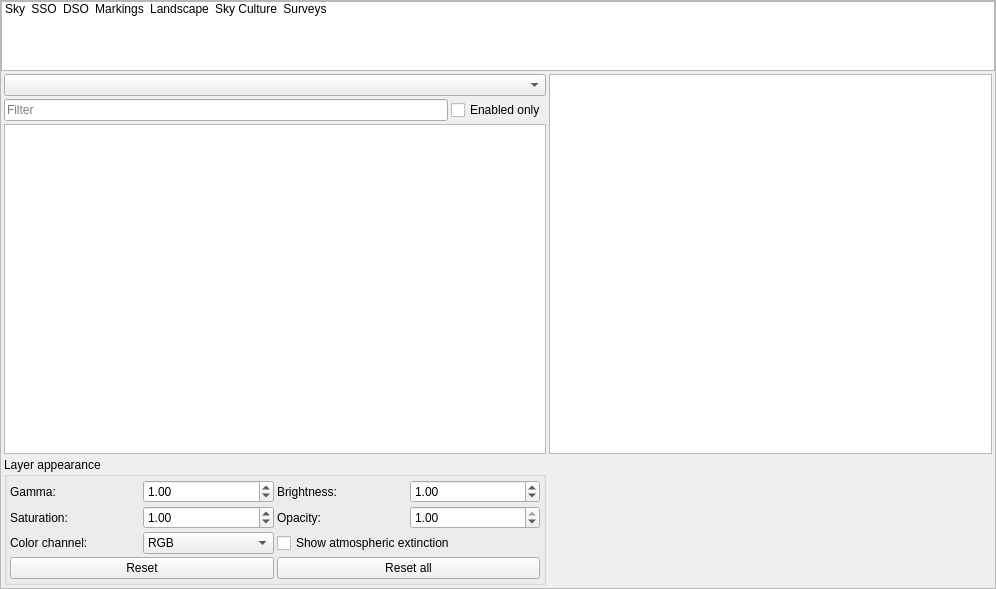
Stellarium/stellarium, file src/gui/viewDialog.ui: the form before one commit.
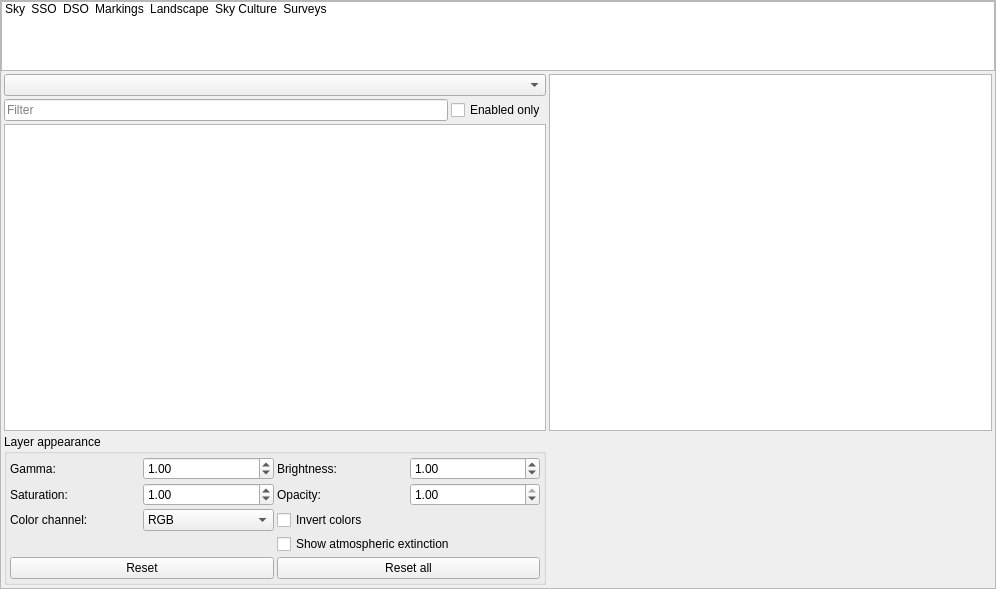
The form after the commit. The open tabs and pages were chosen to show the change. Icons and pictures are not drawn. Custom widgets are drawn as their Qt base class.

Commit message: Add ability to invert colors of separate surveys

```diff
--- a/src/gui/viewDialog.ui
+++ b/src/gui/viewDialog.ui
@@ -6780,20 +6780,27 @@
               </widget>
              </item>
              <item row="2" column="2" colspan="2">
+              <widget class="QCheckBox" name="hipsInvertedColorsCheckBox">
+               <property name="text">
+                <string>Invert colors</string>
+               </property>
+              </widget>
+             </item>
+             <item row="3" column="2" colspan="2">
               <widget class="QCheckBox" name="hipsAtmosphericExtinctionCheckBox">
                <property name="text">
                 <string>Show atmospheric extinction</string>
                </property>
               </widget>
              </item>
-             <item row="3" column="0" colspan="2">
+             <item row="4" column="0" colspan="2">
               <widget class="QPushButton" name="hipsResetPushButton">
                <property name="text">
                 <string>Reset</string>
                </property>
               </widget>
              </item>
-             <item row="3" column="2" colspan="2">
+             <item row="4" column="2" colspan="2">
               <widget class="QPushButton" name="hipsResetAllPushButton">
                <property name="text">
                 <string>Reset all</string>
```
The commit also changes 6 other files.
